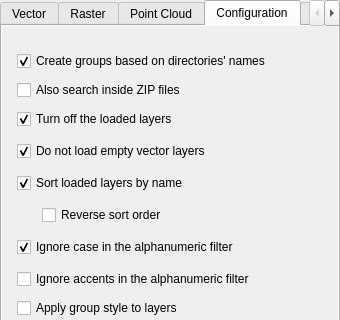
Above: ui/Ui_DockWidget.ui from gacarrillor/loadthemall before the change; both pictures show x 0 to 340 and y 0 to 320 of the 340 by 578 pixel window. Below: the same form after it.
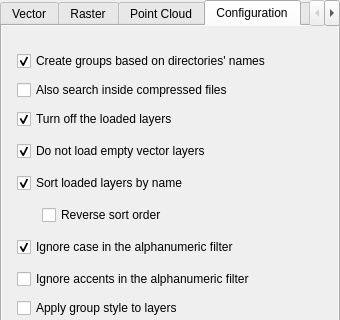
That is the form after the change. The open tabs and pages were chosen to show the change. Icons and pictures are not drawn. Custom widgets are drawn as their Qt base class.

Commit message: Adjust GUI texts, README and translations to take compressed files support into account (instead of merely ZIP files support)

The edit to the form file:
```diff
--- a/ui/Ui_DockWidget.ui
+++ b/ui/Ui_DockWidget.ui
@@ -731,7 +731,7 @@
               <item row="2" column="0">
                <widget class="QCheckBox" name="chkSearchInZIPs">
                 <property name="text">
-                 <string>Also search inside ZIP files</string>
+                 <string>Also search inside compressed files</string>
                 </property>
                </widget>
               </item>
```
Left out of the diff: 3 changed lines with no effect on the pictures. The commit also changes 8 other files.
